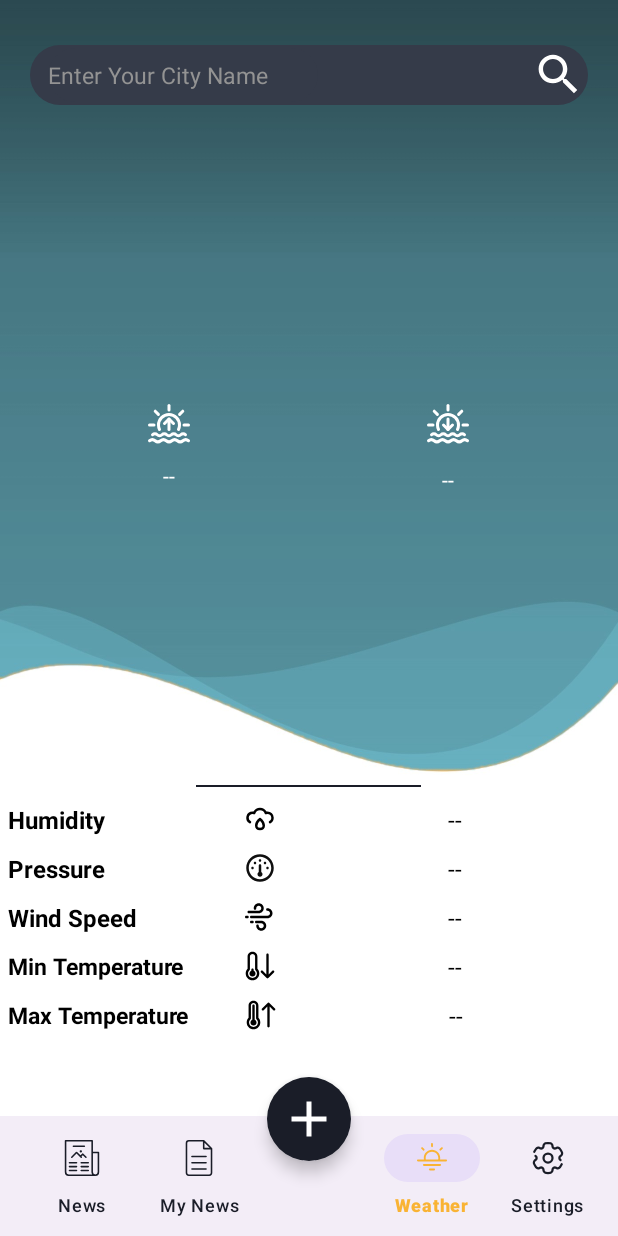
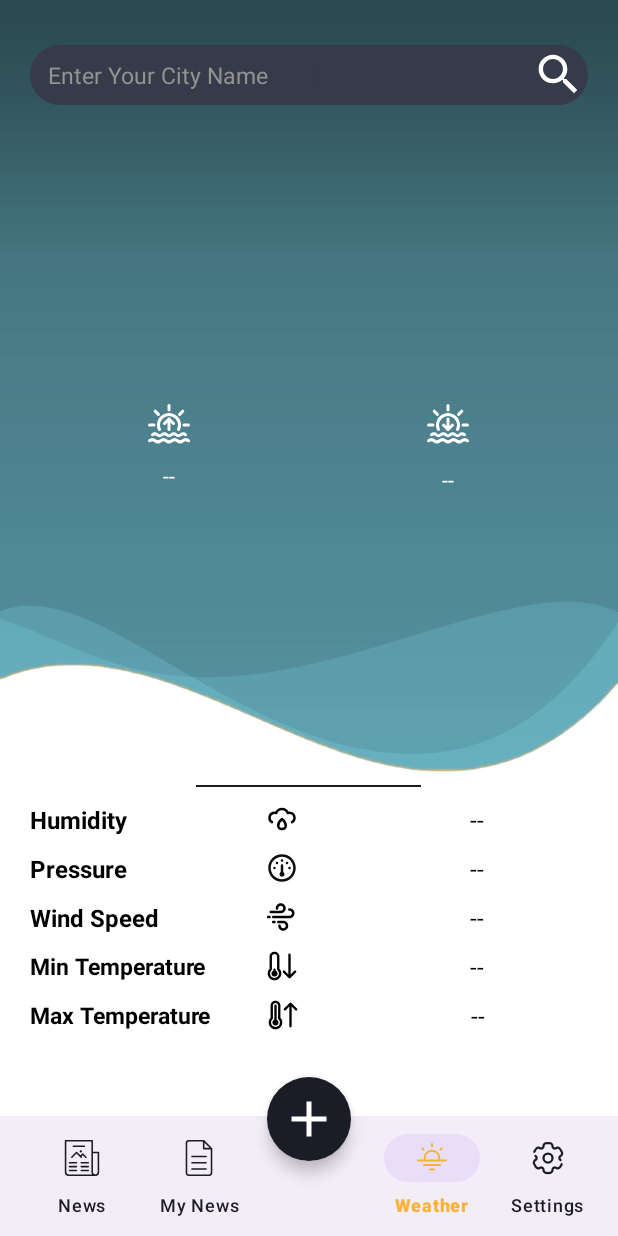
Before and after one commit to atalya84/android-app, an Android app: the screen it shows after launch (NewsActivity), item 4 of the bottom bar chosen, on a phone screen of 412 x 824 dp. Run offline under Robolectric (Android 15) with nearby library versions, the phone set to English and light mode, and no system bars; libraries missing offline, so code that uses them is left out: com.androdocs.httprequest.

Commit message:
margin table from start to 20 - weather

```diff
--- a/app/src/main/res/layout/fragment_weather.xml
+++ b/app/src/main/res/layout/fragment_weather.xml
@@ -208,7 +208,7 @@
                     android:layout_gravity="center_vertical"
                     android:textColor="@color/black"
                     android:textSize="16sp"
-                    android:layout_marginStart="5dp"
+                    android:layout_marginStart="20dp"
                     android:textStyle="bold" />
 
                 <ImageView
@@ -247,7 +247,7 @@
                     android:layout_gravity="center_vertical"
                     android:textColor="@color/black"
                     android:textSize="16sp"
-                    android:layout_marginStart="5dp"
+                    android:layout_marginStart="20dp"
                     android:textStyle="bold" />
 
                 <ImageView
@@ -286,7 +286,7 @@
                     android:layout_gravity="center_vertical"
                     android:textColor="@color/black"
                     android:textSize="16sp"
-                    android:layout_marginStart="5dp"
+                    android:layout_marginStart="20dp"
                     android:textStyle="bold" />
 
                 <ImageView
@@ -322,7 +322,7 @@
                     android:text="Min Temperature"
                     android:textColor="@color/black"
                     android:textSize="15sp"
-                    android:layout_marginStart="5dp"
+                    android:layout_marginStart="20dp"
                     android:layout_gravity="center_vertical"
                     android:textStyle="bold" />
                 <ImageView
@@ -359,7 +359,7 @@
                     android:textColor="@color/black"
                     android:textSize="15sp"
                     android:layout_gravity="center_vertical"
-                    android:layout_marginStart="5dp"
+                    android:layout_marginStart="20dp"
                     android:textStyle="bold" />
 
                 <ImageView
```
